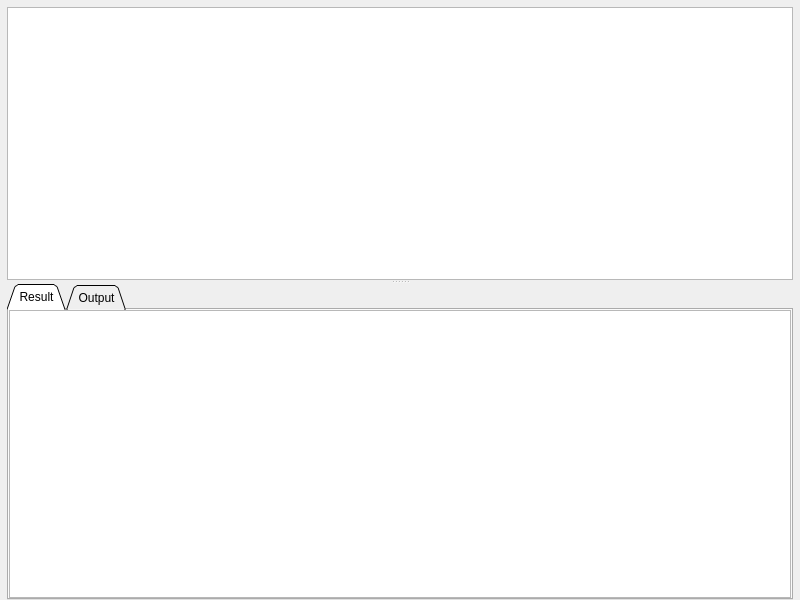
First picture: the form in source/qtdesigner/MSql_editor_win2_ui.ui, repository MValaguz/MSql, before the edit.
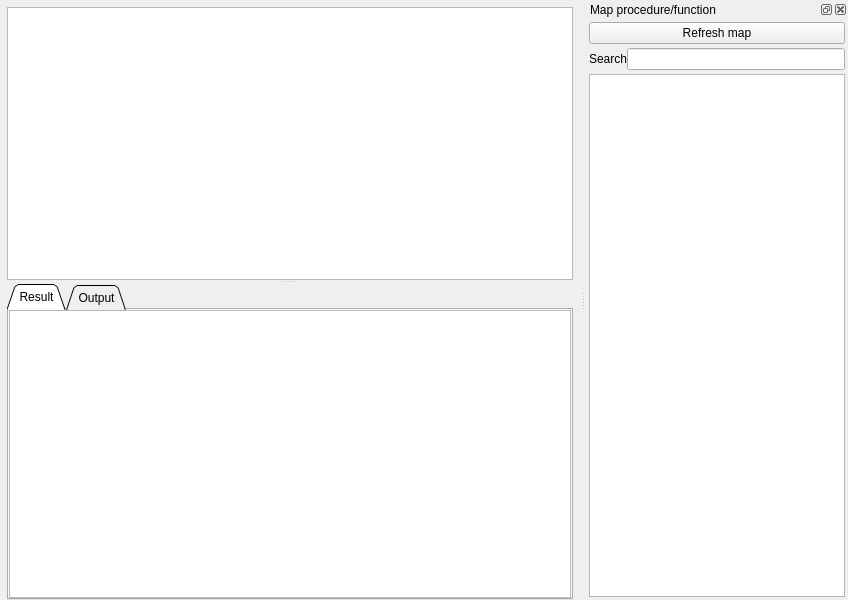
Second picture: the form after the edit. Icons and pictures are not drawn. Custom widgets are drawn as their Qt base class.

What changed in the file:
```diff
--- a/source/qtdesigner/MSql_editor_win2_ui.ui
+++ b/source/qtdesigner/MSql_editor_win2_ui.ui
@@ -6,7 +6,7 @@
    <rect>
     <x>0</x>
     <y>0</y>
-    <width>800</width>
+    <width>848</width>
     <height>600</height>
    </rect>
   </property>
@@ -134,6 +134,118 @@
     </item>
    </layout>
   </widget>
+  <widget class="QDockWidget" name="dockMapWidget">
+   <property name="font">
+    <font>
+     <family>Segoe UI</family>
+    </font>
+   </property>
+   <property name="windowIcon">
+    <iconset resource="resource.qrc">
+     <normaloff>:/icons/icons/map.gif</normaloff>:/icons/icons/map.gif</iconset>
+   </property>
+   <property name="windowTitle">
+    <string>Map procedure/function</string>
+   </property>
+   <attribute name="dockWidgetArea">
+    <number>2</number>
+   </attribute>
+   <widget class="QWidget" name="dockWidgetContents">
+    <property name="sizePolicy">
+     <sizepolicy hsizetype="Expanding" vsizetype="Expanding">
+      <horstretch>0</horstretch>
+      <verstretch>0</verstretch>
+     </sizepolicy>
+    </property>
+    <property name="minimumSize">
+     <size>
+      <width>140</width>
+      <height>574</height>
+     </size>
+    </property>
+    <layout class="QGridLayout" name="gridLayout">
+     <property name="leftMargin">
+      <number>3</number>
+     </property>
+     <property name="topMargin">
+      <number>3</number>
+     </property>
+     <property name="rightMargin">
+      <number>3</number>
+     </property>
+     <property name="bottomMargin">
+      <number>3</number>
+     </property>
+     <property name="verticalSpacing">
+      <number>4</number>
+     </property>
+     <item row="0" column="0">
+      <widget class="QPushButton" name="b_refresh_map">
+       <property name="text">
+        <string>Refresh map</string>
+       </property>
+       <property name="icon">
+        <iconset resource="resource.qrc">
+         <normaloff>:/icons/icons/refresh.gif</normaloff>:/icons/icons/refresh.gif</iconset>
+       </property>
+      </widget>
+     </item>
+     <item row="1" column="0">
+      <layout class="QHBoxLayout" name="horizontalLayout">
+       <item>
+        <widget class="QLabel" name="label">
+         <property name="text">
+          <string>Search</string>
+         </property>
+         <property name="buddy">
+          <cstring>e_map_search</cstring>
+         </property>
+        </widget>
+       </item>
+       <item>
+        <widget class="QLineEdit" name="e_map_search"/>
+       </item>
+      </layout>
+     </item>
+     <item row="2" column="0">
+      <widget class="QTableView" name="o_map">
+       <property name="font">
+        <font>
+         <pointsize>8</pointsize>
+        </font>
+       </property>
+       <property name="editTriggers">
+        <set>QAbstractItemView::NoEditTriggers</set>
+       </property>
+       <property name="dragDropMode">
+        <enum>QAbstractItemView::DragOnly</enum>
+       </property>
+       <property name="defaultDropAction">
+        <enum>Qt::CopyAction</enum>
+       </property>
+       <property name="alternatingRowColors">
+        <bool>true</bool>
+       </property>
+       <property name="selectionMode">
+        <enum>QAbstractItemView::SingleSelection</enum>
+       </property>
+       <property name="selectionBehavior">
+        <enum>QAbstractItemView::SelectRows</enum>
+       </property>
+       <property name="sortingEnabled">
+        <bool>true</bool>
+       </property>
+       <attribute name="verticalHeaderVisible">
+        <bool>false</bool>
+       </attribute>
+       <attribute name="verticalHeaderDefaultSectionSize">
+        <number>10</number>
+       </attribute>
+      </widget>
+     </item>
+    </layout>
+   </widget>
+  </widget>
  </widget>
  <customwidgets>
   <customwidget>
```
Left out of the diff: 64 changed lines with no effect on the pictures.
